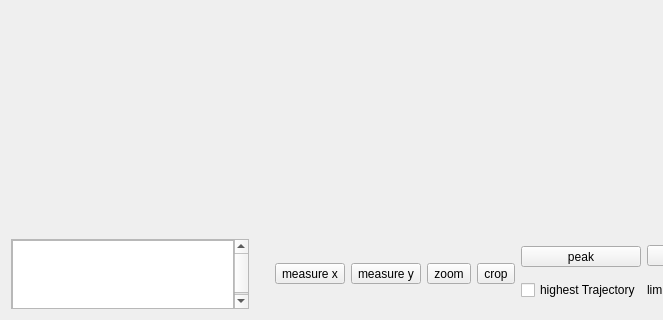
Qt form src/form/plot/formplot.ui (MRsoymilk/MySerial) before a commit; both pictures show x 0 to 663 and y 210 to 530 of the 859 by 530 pixel window.
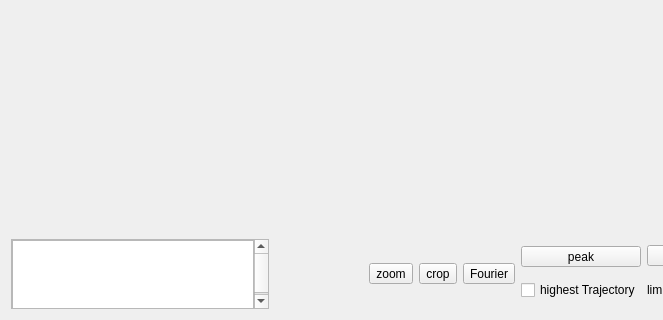
The same form after that commit. Icons and pictures are not drawn.

```diff
--- a/src/form/plot/formplot.ui
+++ b/src/form/plot/formplot.ui
@@ -142,7 +142,7 @@
          <rect>
           <x>0</x>
           <y>0</y>
-          <width>199</width>
+          <width>242</width>
           <height>70</height>
          </rect>
         </property>
@@ -186,20 +186,6 @@
        </property>
       </spacer>
      </item>
-     <item>
-      <widget class="QToolButton" name="tBtnMeasureX">
-       <property name="text">
-        <string>measure x</string>
-       </property>
-      </widget>
-     </item>
-     <item>
-      <widget class="QToolButton" name="tBtnMeasureY">
-       <property name="text">
-        <string>measure y</string>
-       </property>
-      </widget>
-     </item>
      <item>
       <widget class="QToolButton" name="tBtnZoom">
        <property name="text">
@@ -217,6 +203,13 @@
        </property>
       </widget>
      </item>
+     <item>
+      <widget class="QToolButton" name="tBtnFourier">
+       <property name="text">
+        <string>Fourier</string>
+       </property>
+      </widget>
+     </item>
      <item>
       <layout class="QVBoxLayout" name="vLayPeak">
        <item>
```
